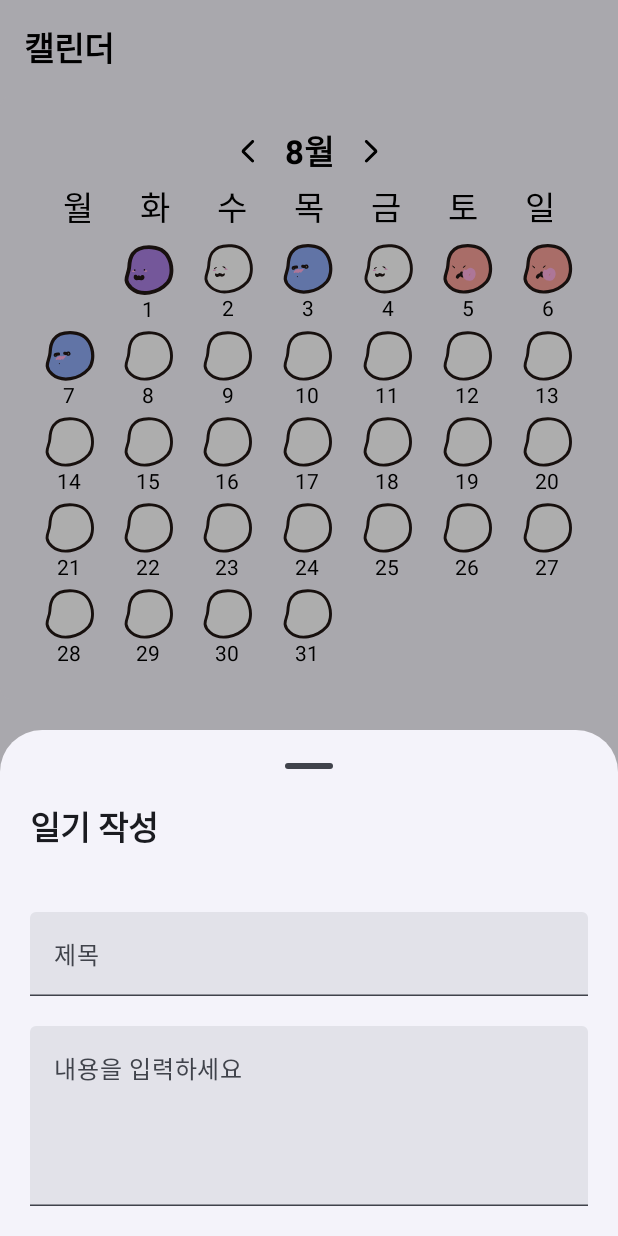
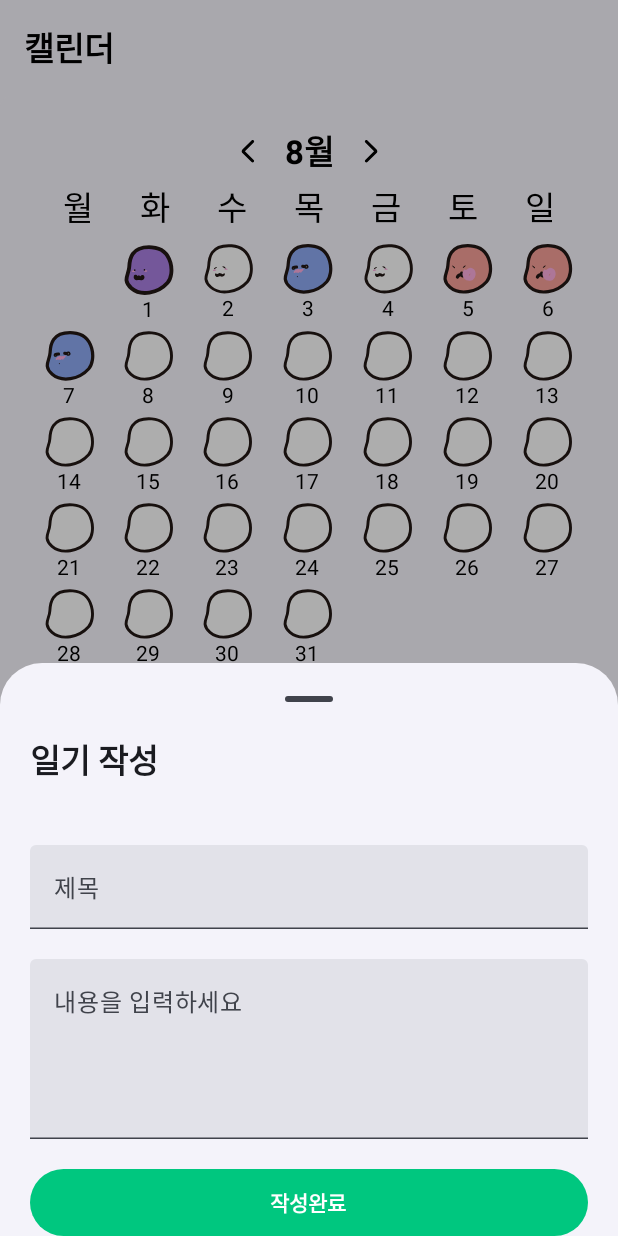
Before and after one commit to 23rd-AppJam/try-catch-android, an Android app built with Jetpack Compose: the screen it shows after launch (MainActivity), after a tap on "10", on a phone screen of 412 x 824 dp. Run offline under Robolectric (Android 15) with nearby library versions, the phone set to English and light mode, and no system bars.

Commit message:
diary modal

```diff
--- a/app/src/main/java/app/junsu/appjam23/Calendar.kt
+++ b/app/src/main/java/app/junsu/appjam23/Calendar.kt
@@ -1,6 +1,8 @@
 package app.junsu.appjam23
 
 import androidx.compose.foundation.background
+import androidx.compose.foundation.clickable
+import androidx.compose.foundation.layout.Box
 import androidx.compose.foundation.layout.Column
 import androidx.compose.foundation.layout.Spacer
 import androidx.compose.foundation.layout.fillMaxSize
@@ -9,6 +11,7 @@ import androidx.compose.foundation.layout.height
 import androidx.compose.foundation.layout.padding
 import androidx.compose.foundation.layout.systemBarsPadding
 import androidx.compose.foundation.rememberScrollState
+import androidx.compose.foundation.shape.RoundedCornerShape
 import androidx.compose.foundation.verticalScroll
 import androidx.compose.material3.ExperimentalMaterial3Api
 import androidx.compose.material3.MaterialTheme
@@ -23,12 +26,15 @@ import androidx.compose.runtime.getValue
 import androidx.compose.runtime.mutableStateOf
 import androidx.compose.runtime.remember
 import androidx.compose.runtime.setValue
+import androidx.compose.ui.Alignment
 import androidx.compose.ui.Modifier
+import androidx.compose.ui.draw.clip
 import androidx.compose.ui.graphics.Color
 import androidx.compose.ui.text.font.FontWeight
 import androidx.compose.ui.unit.dp
 import app.junsu.appjam23.ui.MonthCalendar
 import app.junsu.appjam23.ui.theme.Gray200
+import app.junsu.appjam23.ui.theme.Green500
 
 @OptIn(ExperimentalMaterial3Api::class)
 @Composable
@@ -75,6 +81,23 @@ fun Calendar(
                     placeholder = { Text(text = "내용을 입력하세요") }
                 )
                 Spacer(modifier = Modifier.height(20.dp))
+                Box(
+                    modifier = Modifier
+                        .padding(horizontal = 20.dp)
+                        .clip(RoundedCornerShape(50.dp))
+                        .background(Green500)
+                        .fillMaxWidth()
+                        .clickable { shouldShowBottomSheet = false }
+                        .padding(vertical = 12.dp),
+                    contentAlignment = Alignment.Center,
+                ) {
+                    Text(
+                        text = "작성완료",
+                        style = MaterialTheme.typography.titleSmall,
+                        fontWeight = FontWeight.Bold,
+                        color = Color.White,
+                    )
+                }
             }
         }
     }
--- a/app/src/main/java/app/junsu/appjam23/ui/TodoList.kt
+++ b/app/src/main/java/app/junsu/appjam23/ui/TodoList.kt
@@ -48,7 +48,7 @@ fun TodoList(
         ) {
             Text(
                 modifier = Modifier.weight(1f),
-                text = "오늘 할 일",
+                text = "오늘의 다짐",
                 style = MaterialTheme.typography.titleMedium,
                 fontWeight = FontWeight.Bold,
             )
```
